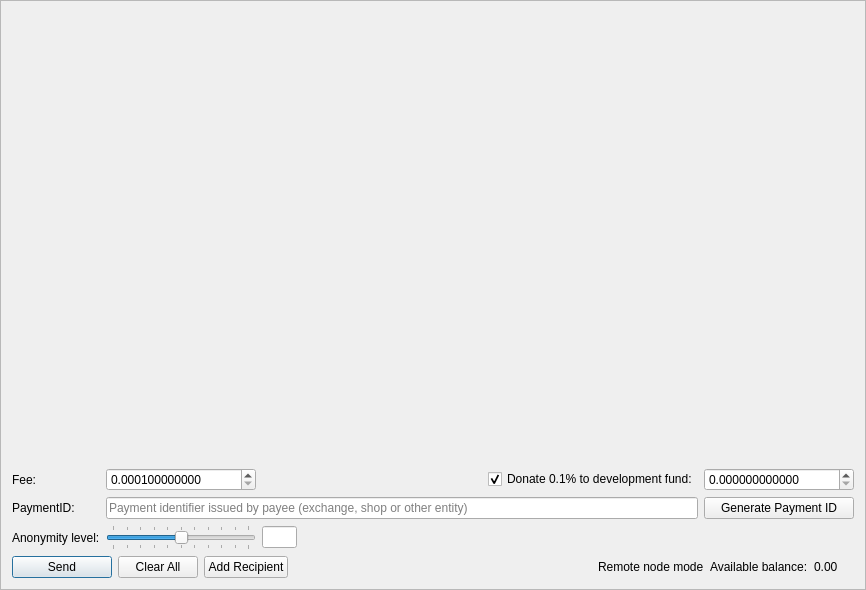
The window that src/gui/ui/sendframe.ui (brazukcoin/wallet-gui) describes before a commit, drawn with Qt 5.
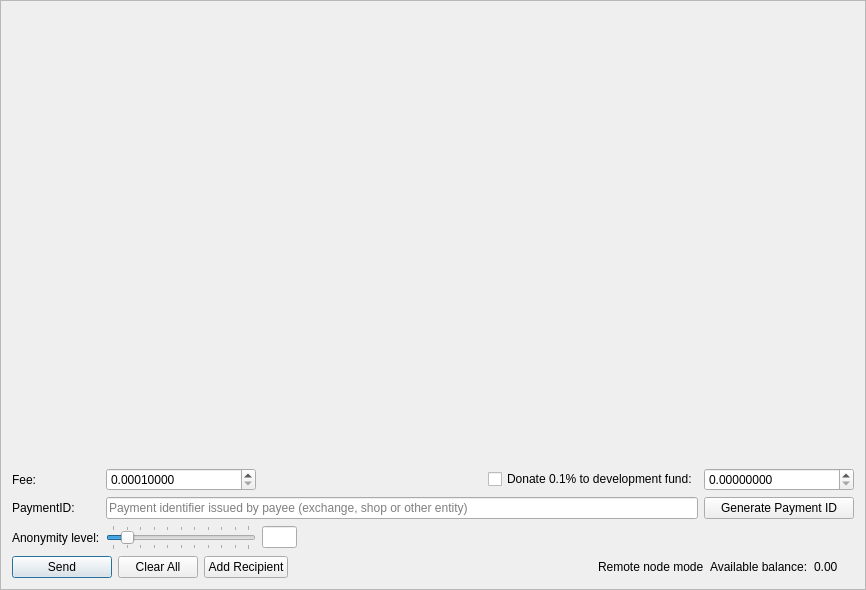
The same window after the commit. Icons and pictures are not drawn.

What changed in the file:
```diff
--- a/src/gui/ui/sendframe.ui
+++ b/src/gui/ui/sendframe.ui
@@ -96,7 +96,7 @@
         <number>1</number>
        </property>
        <property name="sliderPosition">
-        <number>5</number>
+        <number>1</number>
        </property>
        <property name="tracking">
         <bool>false</bool>
@@ -125,7 +125,7 @@
         <string>Donate 0.1% to development fund:</string>
        </property>
        <property name="checked">
-        <bool>true</bool>
+        <bool>false</bool>
        </property>
       </widget>
      </item>
@@ -205,19 +205,19 @@
         <string/>
        </property>
        <property name="decimals">
-        <number>12</number>
+        <number>8</number>
        </property>
        <property name="minimum">
-        <double>0.000100000000000</double>
+        <double>0.00010000</double>
        </property>
        <property name="maximum">
-        <double>999999999999999.000000000000000</double>
+        <double>999999999999999.00000000</double>
        </property>
        <property name="singleStep">
         <double>0.000100000000000</double>
        </property>
        <property name="value">
-        <double>0.000100000000000</double>
+        <double>0.00010000</double>
        </property>
       </widget>
      </item>
@@ -267,7 +267,7 @@
         <locale language="English" country="UnitedStates"/>
        </property>
        <property name="decimals">
-        <number>12</number>
+        <number>8</number>
        </property>
        <property name="maximum">
         <double>999999999999999.000000000000000</double>
```
Left out of the diff: 2 changed lines with no effect on the pictures.
